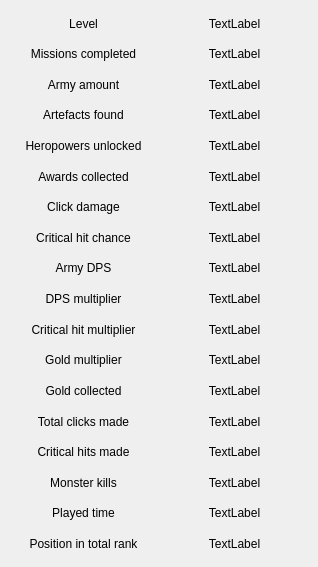
Above: courses/prog_base_3/project/globalstatsmenu.ui from Tayum/KPI-Courses before the change. Below: the same form after it.
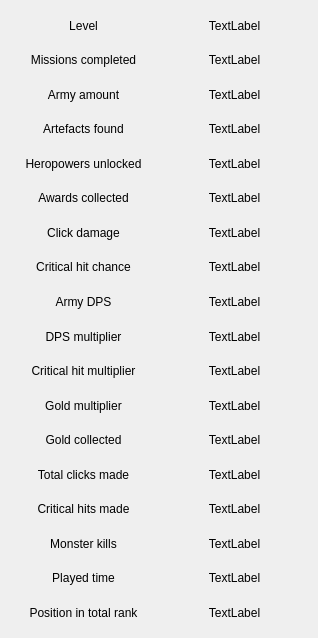
That is the form after the change.

```diff
--- a/courses/prog_base_3/project/globalstatsmenu.ui
+++ b/courses/prog_base_3/project/globalstatsmenu.ui
@@ -7,7 +7,7 @@
     <x>0</x>
     <y>0</y>
     <width>318</width>
-    <height>567</height>
+    <height>638</height>
    </rect>
   </property>
   <property name="windowTitle">
```
Left out of the diff: 368 changed lines with no effect on the pictures.
